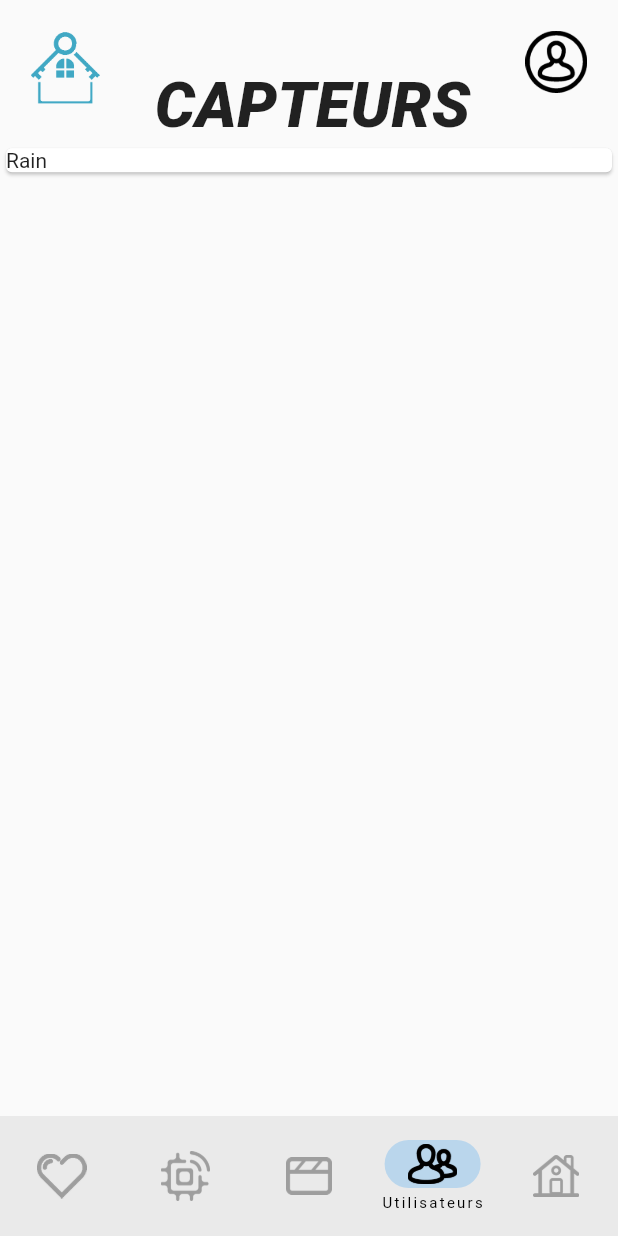
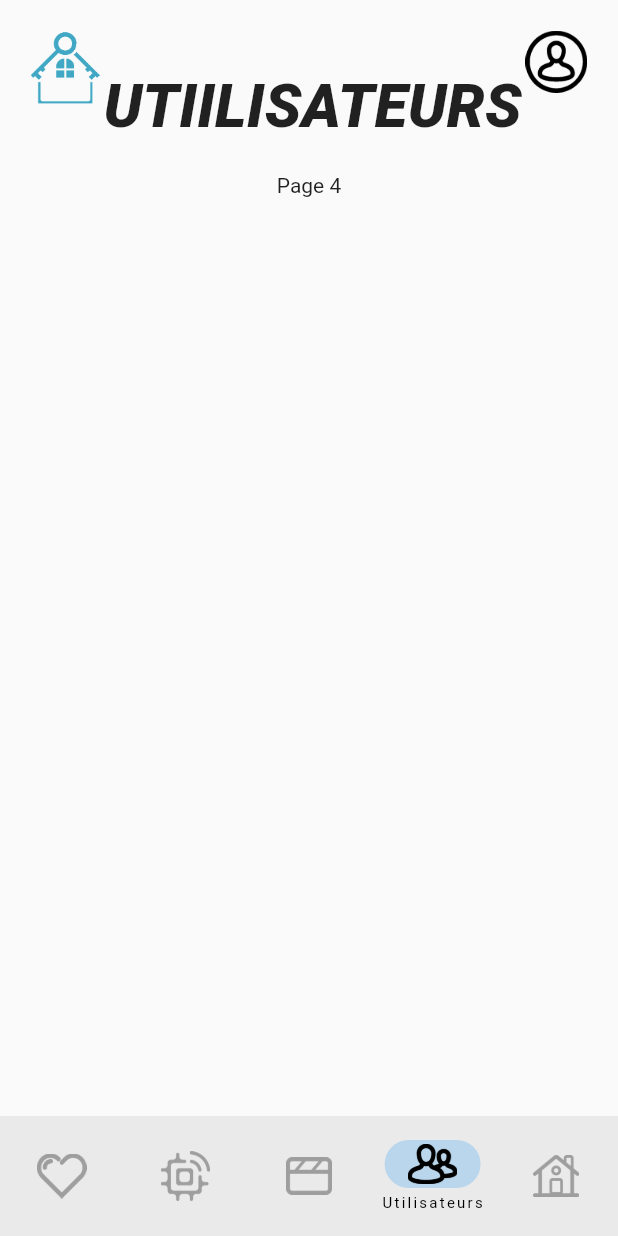
Before and after one commit to CameronBGassedat/TimArchyApp, a Flutter app: the HomePage screen opened directly, item 4 of the bottom bar chosen, on a phone screen of 412 x 824 dp. Run offline on Flutter 3.47's test engine with Material 2 defaults, Android fonts, the phone set to English and light mode, and no system bars.

Commit message:
[UPDATE] Home finished + Refacto global 90%

```diff
--- a/lib/main.dart
+++ b/lib/main.dart
@@ -13,7 +13,7 @@ class MyApp extends StatelessWidget {
   @override
   Widget build(BuildContext context) {
     return const MaterialApp(
-      home: HomePage(),
+      home: AccessPage(),
       );
   }
 }
--- a/lib/pages/home.dart
+++ b/lib/pages/home.dart
@@ -1,5 +1,10 @@
 import 'package:flutter/material.dart';
-import 'package:tim_archy_app/helper.dart';
+import 'package:tim_archy_app/pages/homePages/buildings.dart';
+import 'package:tim_archy_app/pages/homePages/favorites.dart';
+import 'package:tim_archy_app/pages/homePages/scenarios.dart';
+import 'package:tim_archy_app/pages/homePages/sensors.dart';
+import 'package:tim_archy_app/pages/homePages/users.dart';
+
 
 class HomePage extends StatefulWidget {
   const HomePage({super.key});
@@ -8,7 +13,23 @@ class HomePage extends StatefulWidget {
 }
 
 class HomePageState extends State<HomePage> {
-  int index = 1;
+  int index = 0;
+
+  final List<String> title = [
+    "FAVORIS",
+    "CAPTEURS",
+    "SCENARIOS",
+    "UTIILISATEURS",
+    "BATIMENTS",
+  ];
+
+  final List<Widget> pages = [
+    favoritesContainer(),
+    sensorsContainer(),
+    scenariosContainer(),
+    usersContainer(),
+    buildingsContainer(),
+  ];
 
   @override
   Widget build(BuildContext context) {
@@ -19,7 +40,9 @@ class HomePageState extends State<HomePage> {
       bottomNavigationBar: NavigationBar(
         labelBehavior: NavigationDestinationLabelBehavior.onlyShowSelected,
         selectedIndex: index,
-        onDestinationSelected: (index) => setState(() => this.index = index),
+        onDestinationSelected: (index) => setState(() => {
+          this.index = index,
+        }),
         destinations: [
           NavigationDestination(
             icon: Image.asset(
@@ -68,19 +91,19 @@ class HomePageState extends State<HomePage> {
         child: Column(
           children: [
             Padding(
-              padding: EdgeInsets.only(left: 0.05*screenWidth, top: 0.05*screenWidth, right: 0.05*screenWidth),
+              padding: EdgeInsets.all(0.05*screenWidth),
               child: Row(
+                crossAxisAlignment: CrossAxisAlignment.start,
                 mainAxisAlignment: MainAxisAlignment.spaceBetween,
-                crossAxisAlignment: CrossAxisAlignment.start,
                 children: [
                   Image.asset("images/logo_min.png", height: 0.06*screenHeight),
                   Container(
                     alignment: Alignment.bottomCenter,
                     height: 0.09*screenHeight,
-                    child: const Text(
-                      "CAPTEURS",
+                    child: Text(
+                      title[index],
                       style: TextStyle(
-                        fontSize: 42,
+                        fontSize: index == 3 ? 40 : 42,
                         fontStyle: FontStyle.italic,
                         fontWeight: FontWeight.w900,
                       ),
@@ -91,15 +114,7 @@ class HomePageState extends State<HomePage> {
               ),
             ),
             Container(
-              child: ListView(
-                scrollDirection: Axis.vertical,
-                shrinkWrap: true,
-                children: [
-                  Card(
-                    child: Text("Rain"),
-                  ),
-                ],
-              ),
+              child: pages[index],
             )
           ],
         ),
--- /dev/null
+++ b/lib/pages/homePages/buildings.dart
@@ -0,0 +1,8 @@
+import 'package:flutter/material.dart';
+
+Center buildingsContainer() {
+  return
+    Center(
+      child: Text('Page 5'),
+    );
+}
--- /dev/null
+++ b/lib/pages/homePages/favorites.dart
@@ -0,0 +1,8 @@
+import 'package:flutter/material.dart';
+
+Center favoritesContainer() {
+  return
+    Center(
+      child: Text('Page 1'),
+    );
+}
--- /dev/null
+++ b/lib/pages/homePages/scenarios.dart
@@ -0,0 +1,8 @@
+import 'package:flutter/material.dart';
+
+Center scenariosContainer() {
+  return
+    Center(
+      child: Text('Page 3'),
+    );
+}
--- /dev/null
+++ b/lib/pages/homePages/sensors.dart
@@ -0,0 +1,14 @@
+import 'package:flutter/material.dart';
+
+ListView sensorsContainer() {
+  return
+    ListView(
+      scrollDirection: Axis.vertical,
+      shrinkWrap: true,
+      children: [
+        Card(
+          child: Text("Rain"),
+        ),
+      ],
+    );
+}
--- /dev/null
+++ b/lib/pages/homePages/users.dart
@@ -0,0 +1,8 @@
+import 'package:flutter/material.dart';
+
+Center usersContainer() {
+  return
+    Center(
+      child: Text('Page 4'),
+    );
+}
```
Also changed, not shown: lib/helper.dart (+47 -9 lines), lib/pages/access.dart (+3 -160 lines), lib/pages/accessPages/login.dart (added, +21 -0 lines), lib/pages/accessPages/register.dart (added, +21 -0 lines).
